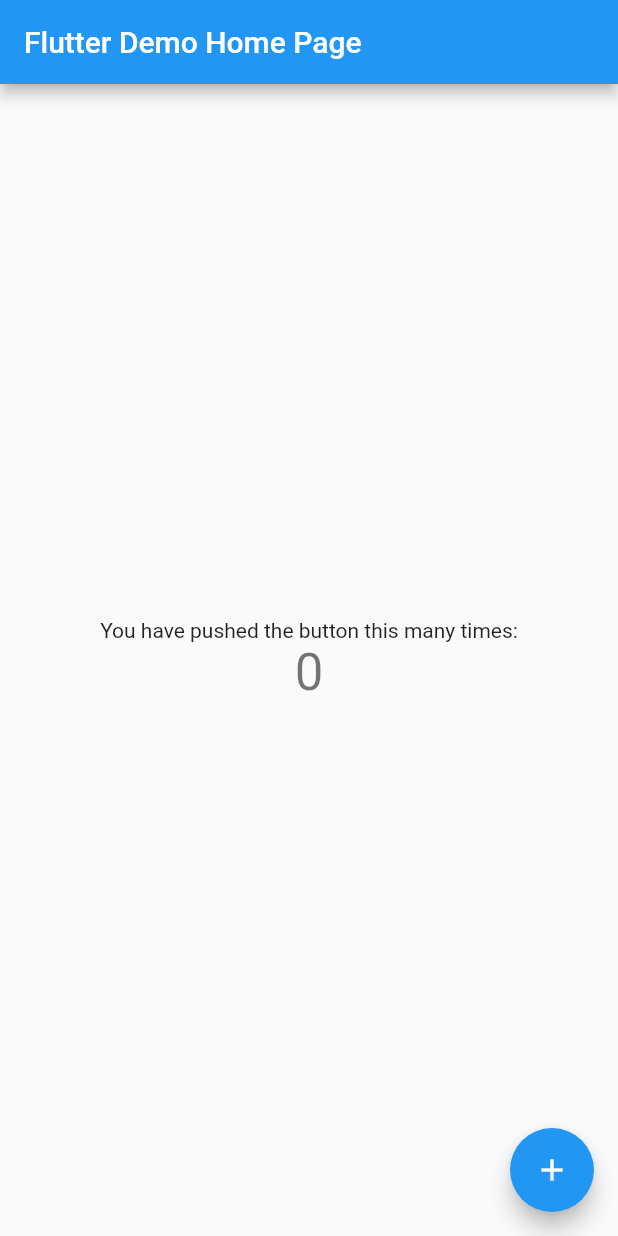
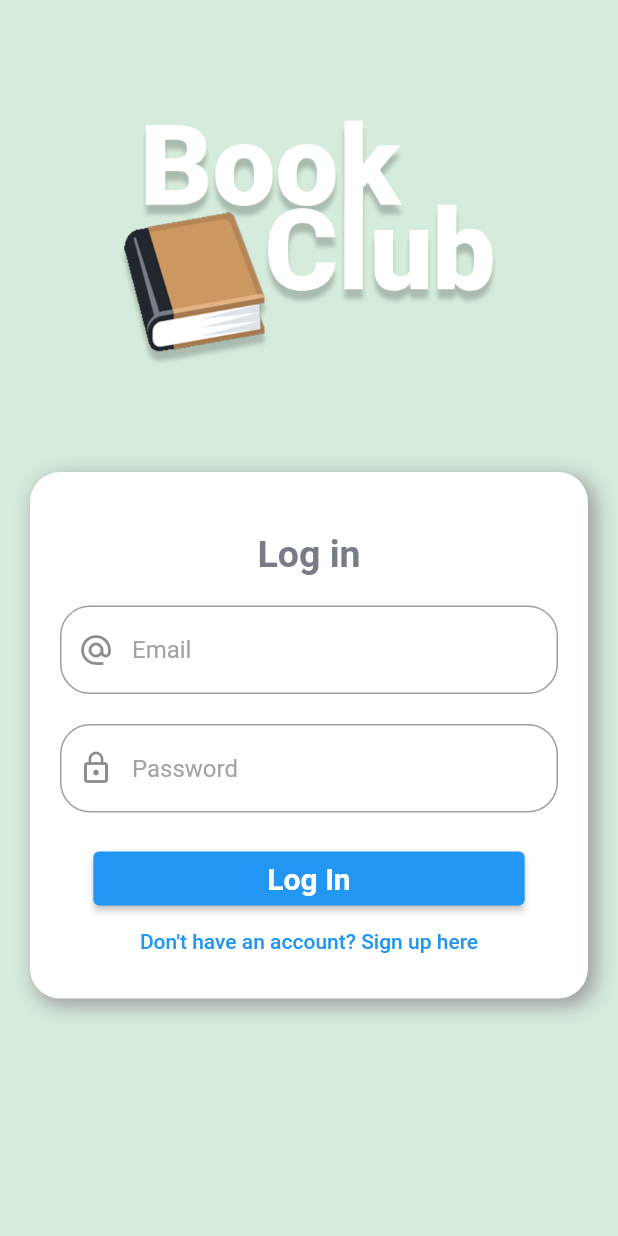
Before and after one commit to SpokerSet/bookclub, a Flutter app: the screen it shows after launch, on a phone screen of 412 x 824 dp. Run offline on Flutter 3.47's test engine with Material 2 defaults, Android fonts, the phone set to English and light mode, and no system bars.

Commit message:
add new pages
Create sign up and log in pages

```diff
--- a/bookclub/lib/main.dart
+++ b/bookclub/lib/main.dart
@@ -1,115 +1,17 @@
+import 'package:bookclub/screens/login/login.dart';
+import 'package:bookclub/utils/ourTheme.dart';
 import 'package:flutter/material.dart';
 
-void main() {
-  runApp(const MyApp());
-}
+void main() => runApp(MyApp());
 
 class MyApp extends StatelessWidget {
-  const MyApp({super.key});
 
-  // This widget is the root of your application.
   @override
   Widget build(BuildContext context) {
     return MaterialApp(
-      title: 'Flutter Demo',
-      theme: ThemeData(
-        // This is the theme of your application.
-        //
-        // Try running your application with "flutter run". You'll see the
-        // application has a blue toolbar. Then, without quitting the app, try
-        // changing the primarySwatch below to Colors.green and then invoke
-        // "hot reload" (press "r" in the console where you ran "flutter run",
-        // or simply save your changes to "hot reload" in a Flutter IDE).
-        // Notice that the counter didn't reset back to zero; the application
-        // is not restarted.
-        primarySwatch: Colors.blue,
-      ),
-      home: const MyHomePage(title: 'Flutter Demo Home Page'),
-    );
+      debugShowCheckedModeBanner: false,
+      theme: OurTheme().buildTheme(),
+      home: OurLogin(),
+      );
   }
 }
-
-class MyHomePage extends StatefulWidget {
-  const MyHomePage({super.key, required this.title});
-
-  // This widget is the home page of your application. It is stateful, meaning
-  // that it has a State object (defined below) that contains fields that affect
-  // how it looks.
-
-  // This class is the configuration for the state. It holds the values (in this
-  // case the title) provided by the parent (in this case the App widget) and
-  // used by the build method of the State. Fields in a Widget subclass are
-  // always marked "final".
-
-  final String title;
-
-  @override
-  State<MyHomePage> createState() => _MyHomePageState();
-}
-
-class _MyHomePageState extends State<MyHomePage> {
-  int _counter = 0;
-
-  void _incrementCounter() {
-    setState(() {
-      // This call to setState tells the Flutter framework that something has
-      // changed in this State, which causes it to rerun the build method below
-      // so that the display can reflect the updated values. If we changed
-      // _counter without calling setState(), then the build method would not be
-      // called again, and so nothing would appear to happen.
-      _counter++;
-    });
-  }
-
-  @override
-  Widget build(BuildContext context) {
-    // This method is rerun every time setState is called, for instance as done
-    // by the _incrementCounter method above.
-    //
-    // The Flutter framework has been optimized to make rerunning build methods
-    // fast, so that you can just rebuild anything that needs updating rather
-    // than having to individually change instances of widgets.
-    return Scaffold(
-      appBar: AppBar(
-        // Here we take the value from the MyHomePage object that was created by
-        // the App.build method, and use it to set our appbar title.
-        title: Text(widget.title),
-      ),
-      body: Center(
-        // Center is a layout widget. It takes a single child and positions it
-        // in the middle of the parent.
-        child: Column(
-          // Column is also a layout widget. It takes a list of children and
-          // arranges them vertically. By default, it sizes itself to fit its
-          // children horizontally, and tries to be as tall as its parent.
-          //
-          // Invoke "debug painting" (press "p" in the console, choose the
-          // "Toggle Debug Paint" action from the Flutter Inspector in Android
-          // Studio, or the "Toggle Debug Paint" command in Visual Studio Code)
-          // to see the wireframe for each widget.
-          //
-          // Column has various properties to control how it sizes itself and
-          // how it positions its children. Here we use mainAxisAlignment to
-          // center the children vertically; the main axis here is the vertical
-          // axis because Columns are vertical (the cross axis would be
-          // horizontal).
-          mainAxisAlignment: MainAxisAlignment.center,
-          children: <Widget>[
-            const Text(
-              'You have pushed the button this many times:',
-            ),
-            Text(
-              '$_counter',
-              style: Theme.of(context).textTheme.headline4,
-            ),
-          ],
-        ),
-      ),
-      floatingActionButton: FloatingActionButton(
-        onPressed: _incrementCounter,
-        tooltip: 'Increment',
-        child: const Icon(Icons.add),
-      ), // This trailing comma makes auto-formatting nicer for build methods.
-    );
-  }
-}
--- /dev/null
+++ b/bookclub/lib/screens/login/localwidgets/loginForm.dart
@@ -0,0 +1,70 @@
+import 'package:flutter/material.dart';
+import '../../../widgets/ourContainer.dart';
+import '../../signup/signup.dart';
+
+
+class OurLoginForm extends StatelessWidget {
+  @override
+  Widget build(BuildContext context) {
+    return OurContainer(
+      child: Column(
+        children: <Widget>[
+          Padding(padding: const EdgeInsets.symmetric(vertical: 20.0, horizontal: 8.0),
+          child: Text("Log in",
+              style: TextStyle(
+                color: Theme.of(context).secondaryHeaderColor,
+                fontSize: 25.0,
+                fontWeight: FontWeight.bold,
+              ),
+            ),
+          ),
+          TextFormField(
+            decoration: const InputDecoration(
+              prefixIcon: Icon(Icons.alternate_email),
+              hintText: "Email",
+            ),
+          ),
+          const SizedBox(
+            height: 20.0,
+          ),
+          TextFormField(
+            decoration: const InputDecoration(
+              prefixIcon: Icon(Icons.lock_outline),
+              hintText: "Password",
+            ),
+            obscureText: true,
+          ),
+          const SizedBox(
+            height: 20.0,
+          ),
+          ElevatedButton(
+            child: const Padding(
+              padding: EdgeInsets.symmetric(horizontal: 100),
+              child: Text(
+                "Log In",
+                style: TextStyle(
+                  color: Colors.white,
+                  fontWeight: FontWeight.bold,
+                  fontSize: 20.0,
+                ),
+              ),
+            ),
+            onPressed: () {},
+          ),
+          TextButton(
+            style: const ButtonStyle(
+              tapTargetSize: MaterialTapTargetSize.shrinkWrap,
+            ),
+            onPressed: () {
+              Navigator.of(context).push(
+                  MaterialPageRoute(
+                    builder: (context)=>OurSignup(),)
+              );
+            },
+            child: const Text("Don't have an account? Sign up here"),
+          ),
+        ],
+      )
+    );
+  }
+}
--- /dev/null
+++ b/bookclub/lib/screens/login/login.dart
@@ -0,0 +1,30 @@
+import 'package:flutter/material.dart';
+import 'package:bookclub/screens/login/localwidgets/loginForm.dart';
+
+class OurLogin extends StatelessWidget {
+  @override
+  Widget build(BuildContext context) {
+    return Scaffold(
+      body: Row(
+        mainAxisAlignment: MainAxisAlignment.center,
+        children: <Widget>[
+          Expanded(
+            child: ListView(
+              padding: const EdgeInsets.all(20.0),
+              children: <Widget>[
+                Padding(
+                  padding: const EdgeInsets.all(40.0),
+                  child: Image.asset("assets/logo.png"),
+                ),
+                const SizedBox(
+                  height: 20.0,
+                ),
+                OurLoginForm(),
+              ],
+            ),
+          )
+        ],
+      ),
+    );
+  }
+}
--- /dev/null
+++ b/bookclub/lib/utils/ourTheme.dart
@@ -0,0 +1,39 @@
+import 'package:flutter/material.dart';
+
+class OurTheme {
+   Color _lightGreen =  Color.fromARGB(255, 213, 235, 220);
+   Color _lightGrey =  Color.fromARGB(255, 164, 164, 164);
+   Color _darkerGrey = Color.fromARGB(255, 119, 124, 135);
+
+  ThemeData buildTheme() {
+    return ThemeData(
+      canvasColor: _lightGreen,
+      primaryColor: _lightGreen,
+      accentColor: _lightGrey,
+      secondaryHeaderColor: _darkerGrey,
+      hintColor: _lightGrey,inputDecorationTheme: InputDecorationTheme(
+      border: OutlineInputBorder(
+        borderRadius: BorderRadius.circular(20.0),
+        borderSide: BorderSide(
+          color: _lightGrey,
+        ),
+      ),
+      focusedBorder: OutlineInputBorder(
+        borderRadius: BorderRadius.circular(20.0),
+        borderSide: BorderSide(
+          color: _lightGreen,
+        ),
+      ),
+    ),
+      buttonTheme: ButtonThemeData(
+        buttonColor: _darkerGrey,
+        padding: const EdgeInsets.symmetric(horizontal: 10.0),
+        minWidth: 150,
+        height: 40.0,
+        shape: RoundedRectangleBorder(
+          borderRadius: BorderRadius.circular(20.0),
+        ),
+      ),
+    );
+  }
+}
--- /dev/null
+++ b/bookclub/lib/widgets/ourContainer.dart
@@ -0,0 +1,30 @@
+import 'package:flutter/material.dart';
+
+class OurContainer extends StatelessWidget {
+  final Widget child;
+
+  const OurContainer({super.key, required this.child});
+
+  @override
+  Widget build(BuildContext context) {
+    return Container(
+      padding: const EdgeInsets.all(20.0),
+      decoration: BoxDecoration(
+        color: Colors.white,
+        borderRadius: BorderRadius.circular(20.0),
+        boxShadow: const [
+          BoxShadow(
+            color: Colors.grey,
+            blurRadius: 10.0,
+            spreadRadius: 1.0,
+            offset: Offset(
+              4.0,
+              4.0,
+            ),
+          )
+        ],
+      ),
+      child: child,
+    );
+  }
+}
```
Also changed, not shown: bookclub/lib/screens/home/home.dart (added, +13 -0 lines), bookclub/lib/screens/signup/localwidgets/signUpForm.dart (added, +76 -0 lines), bookclub/lib/screens/signup/signup.dart (added, +32 -0 lines), bookclub/pubspec.yaml (+5 -3 lines), bookclub/assets/logo.png (added), bookclub/lib/states/currentUser.dart (added), bookclub/pubspec.lock, 5 other files.
